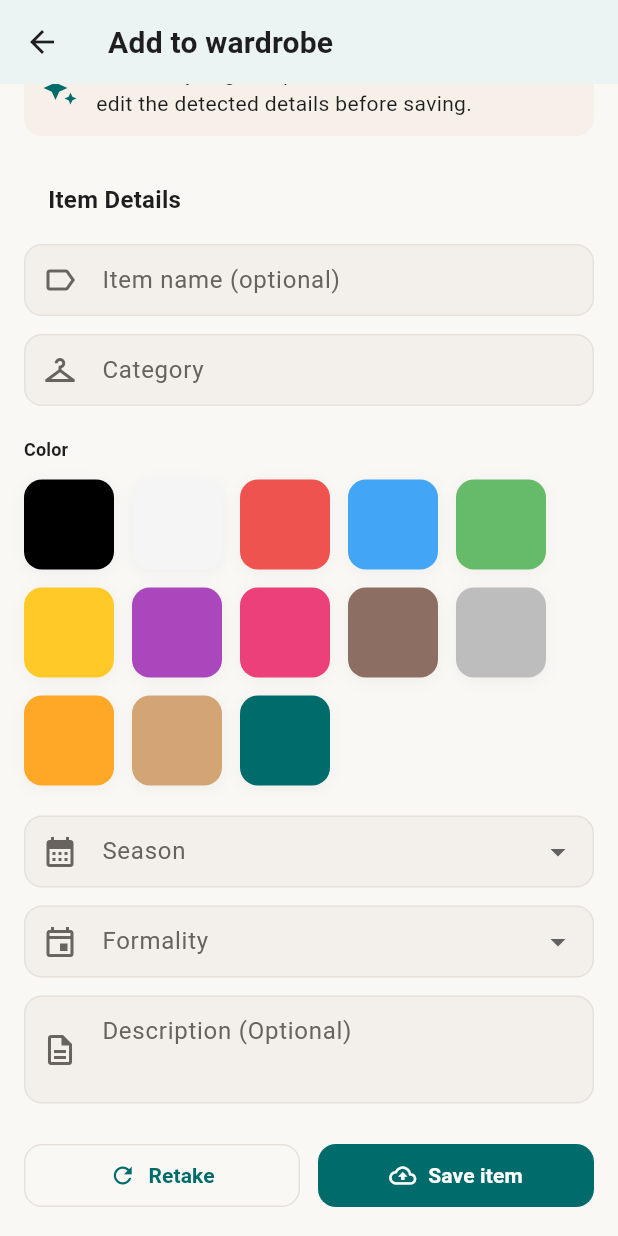
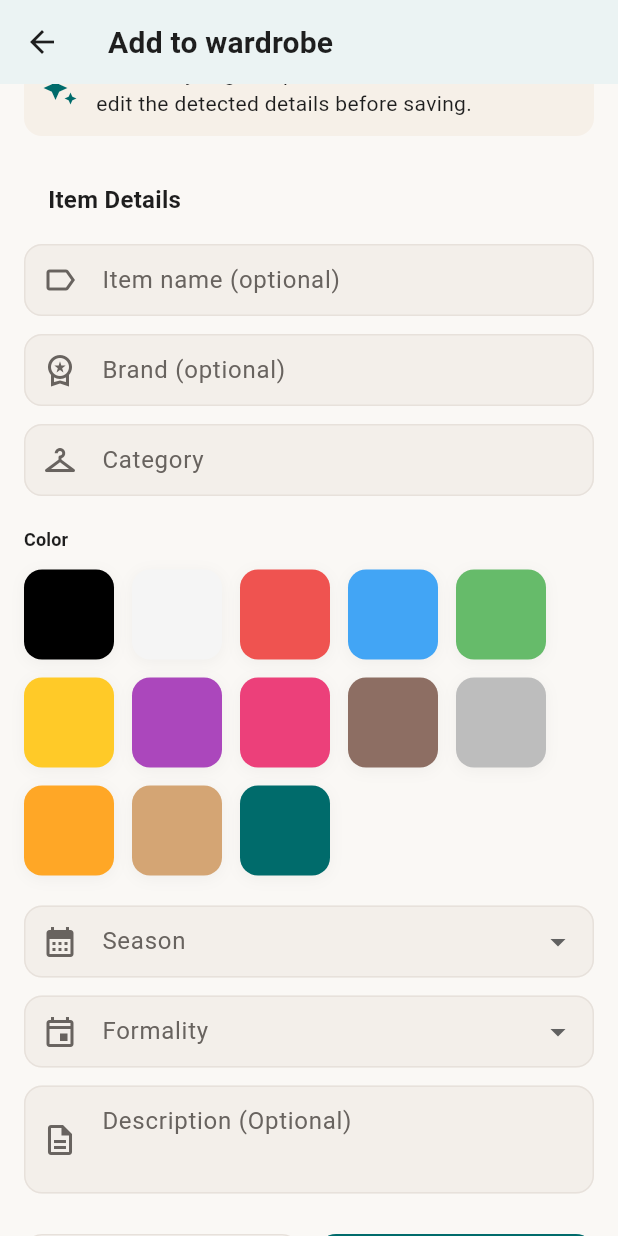
Before and after one commit to Rounaknyk/StyleStack-fe, a Flutter app: the CameraPreviewScreen screen opened directly with empty values, scrolled down 576 dp, on a phone screen of 412 x 824 dp. Run offline on Flutter 3.47's test engine with Material 3 defaults, Android fonts, the phone set to English and light mode, and no system bars; our stand-ins replace firebase_auth, firebase_core, firebase_messaging, geocoding, geolocator, google_sign_in and 3 more; accounts and stored records are empty.

Commit message:
Show detected brand in wardrobe form

```diff
--- a/lib/models/clothing_analysis.dart
+++ b/lib/models/clothing_analysis.dart
@@ -1,5 +1,6 @@
 class ClothingAnalysis {
   const ClothingAnalysis({
+    this.brand,
     required this.category,
     required this.color,
     required this.season,
@@ -8,6 +9,7 @@ class ClothingAnalysis {
     this.tags = const [],
   });
 
+  final String? brand;
   final String category;
   final String color;
   final String season;
@@ -17,6 +19,9 @@ class ClothingAnalysis {
 
   factory ClothingAnalysis.fromJson(Map<String, dynamic> json) =>
       ClothingAnalysis(
+        brand: (json['brand'] as String?)?.trim().isEmpty == true
+            ? null
+            : (json['brand'] as String?)?.trim(),
         category: json['category'] as String,
         color: json['color'] as String,
         season: json['season'] as String,
--- a/lib/providers/wardrobe_provider.dart
+++ b/lib/providers/wardrobe_provider.dart
@@ -51,6 +51,7 @@ class WardrobeProvider extends ChangeNotifier {
     required File image,
     required String name,
     required String category,
+    String? brand,
     String? color,
     String? season,
     String? formality,
@@ -66,6 +67,7 @@ class WardrobeProvider extends ChangeNotifier {
         image: image,
         name: name,
         category: category,
+        brand: brand,
         color: color,
         season: season,
         formality: formality,
--- a/lib/screens/camera_preview_screen.dart
+++ b/lib/screens/camera_preview_screen.dart
@@ -32,6 +32,7 @@ class CameraPreviewScreen extends StatefulWidget {
 
 class _CameraPreviewScreenState extends State<CameraPreviewScreen> {
   final _name = TextEditingController();
+  final _brand = TextEditingController();
   final _category = TextEditingController();
   final _description = TextEditingController();
   String? _color;
@@ -54,7 +55,11 @@ class _CameraPreviewScreenState extends State<CameraPreviewScreen> {
     if (result != null) {
       _analysis = result;
       if (_name.text.trim().isEmpty) {
-        _name.text = _titleCase('${result.color} ${result.category}'.trim());
+        final brand = result.brand == null ? '' : '${result.brand} ';
+        _name.text = _titleCase('$brand${result.color} ${result.category}'.trim());
+      }
+      if (_brand.text.trim().isEmpty && result.brand != null) {
+        _brand.text = result.brand!;
       }
       if (_category.text.trim().isEmpty) _category.text = result.category;
       _color ??= result.color;
@@ -68,6 +73,7 @@ class _CameraPreviewScreenState extends State<CameraPreviewScreen> {
   @override
   void dispose() {
     _name.dispose();
+    _brand.dispose();
     _category.dispose();
     _description.dispose();
     super.dispose();
@@ -79,6 +85,7 @@ class _CameraPreviewScreenState extends State<CameraPreviewScreen> {
       image: widget.image,
       name: _name.text.trim().isEmpty ? 'New wardrobe item' : _name.text,
       category: _category.text.trim().isEmpty ? 'other' : _category.text,
+      brand: _brand.text,
       color: _color ?? '',
       season: _season,
       formality: _formality,
@@ -164,6 +171,17 @@ class _CameraPreviewScreenState extends State<CameraPreviewScreen> {
                 labelText: 'Item name (optional)',
                 hintText: 'e.g., Blue Denim Jacket',
                 prefixIcon: Icon(Icons.label_outline),
+              ),
+            ),
+            const SizedBox(height: DesignSystem.spacingMd),
+
+            TextFormField(
+              controller: _brand,
+              enabled: !uploading,
+              decoration: const InputDecoration(
+                labelText: 'Brand (optional)',
+                hintText: 'e.g., Crocs',
+                prefixIcon: Icon(Icons.workspace_premium_outlined),
               ),
             ),
             const SizedBox(height: DesignSystem.spacingMd),
--- a/lib/services/api_service.dart
+++ b/lib/services/api_service.dart
@@ -68,6 +68,7 @@ class ApiService {
     required File image,
     required String name,
     required String category,
+    String? brand,
     String? color,
     String? season,
     String? formality,
@@ -83,6 +84,9 @@ class ApiService {
           ..headers['Authorization'] = 'Bearer ${await _token()}'
           ..fields['name'] = name.trim()
           ..fields['category'] = category.trim();
+    if (brand?.trim().isNotEmpty == true) {
+      request.fields['brand'] = brand!.trim();
+    }
     if (color?.trim().isNotEmpty == true) {
       request.fields['color'] = color!.trim();
     }
```
